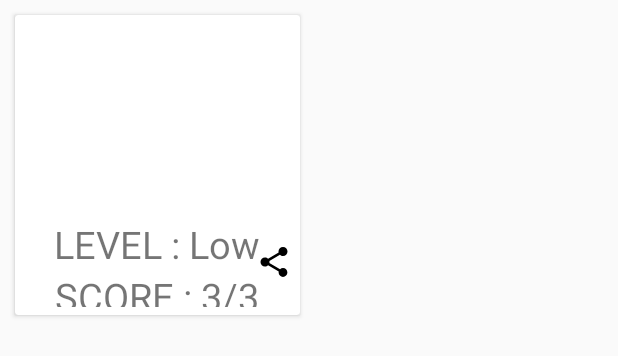
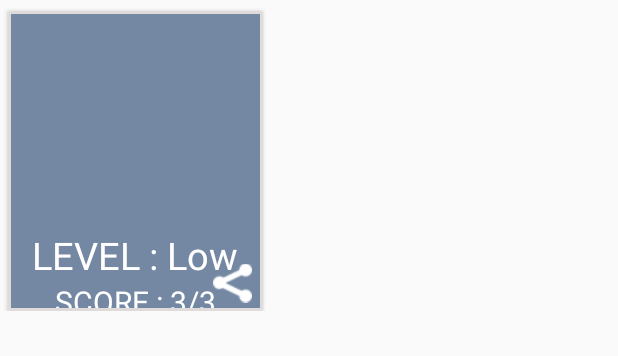
Before and after one commit to wardah9/QuestionsQate, an Android app: the layout card_score_achievements.xml on its own in the app's theme, with its tools: preview values and no code run, on a phone screen of 412 x 824 dp. Shown: the top 356 px of the screen. Run offline under Robolectric (Android 15) with nearby library versions, the light colour scheme and no system bars.

Commit message:
i make changes on achievement class ,xml and add student Profile + working on it :)

```diff
--- a/app/src/main/java/com/questionqate/Score_AchievementsList/Score_Achievements.java
+++ b/app/src/main/java/com/questionqate/Score_AchievementsList/Score_Achievements.java
@@ -5,6 +5,8 @@ import android.content.Intent;
 import android.net.Uri;
 import android.support.v7.app.AppCompatActivity;
 import android.os.Bundle;
+import android.support.v7.widget.DefaultItemAnimator;
+import android.support.v7.widget.GridLayoutManager;
 import android.support.v7.widget.LinearLayoutManager;
 import android.support.v7.widget.RecyclerView;
 import android.util.Log;
@@ -37,10 +39,12 @@ public class Score_Achievements extends AppCompatActivity {
         super.onCreate(savedInstanceState);
         setContentView(R.layout.activity_score__achievements);
 
+        achievements_score_list = findViewById(R.id.achievements_score_list);
 
-        achievements_score_list = findViewById(R.id.achievements_score_list);
-        achievements_score_list.setLayoutManager(getLinearLayoutManager());
-        achievements_score_list.setHasFixedSize(true);
+        RecyclerView.LayoutManager mLayoutManager = new GridLayoutManager(this, 2);
+        achievements_score_list.setLayoutManager(mLayoutManager);
+        achievements_score_list.setItemAnimator(new DefaultItemAnimator());
+//        achievements_score_list.setHasFixedSize(true);
 
 
         ndroidNetworking.post("https://us-central1-questionsqate-9a3d7.cloudfunctions.net/getAchievements")
@@ -61,9 +65,9 @@ public class Score_Achievements extends AppCompatActivity {
 
     }
 
-    private LinearLayoutManager getLinearLayoutManager() {
-        return new LinearLayoutManager(this, LinearLayoutManager.VERTICAL, false);
-    }
+//    private LinearLayoutManager getLinearLayoutManager() {
+//        return new LinearLayoutManager(this, LinearLayoutManager.VERTICAL, false);
+//    }
 
 }
 
@@ -87,7 +91,7 @@ class Score_AchievementsAdapter extends RecyclerView.Adapter<Score_AchievementsA
     public void onBindViewHolder(Score_Achievement_Holder holder, int position) {
 
         try {
-            if (score_achievementsData.getJSONObject(position) != null) {
+            if (score_achievementsData.getJSONObject(position)!= null) {
 
                 String low = "https://firebasestorage.googleapis.com/v0/b/questionsqate-9a3d7.appspot.com/o/trophy%20(4).png?alt=media&token=5286d9a8-9d7b-4079-a251-fb55ed944c55";
                 String medium = "https://firebasestorage.googleapis.com/v0/b/questionsqate-9a3d7.appspot.com/o/trophy%20(6).png?alt=media&token=bda91fab-9285-4541-bd28-0bc3360b6bfc";
@@ -112,9 +116,7 @@ class Score_AchievementsAdapter extends RecyclerView.Adapter<Score_AchievementsA
                     holder.ach_stu_score.setText("SCORE : "+score + "/ 3");
 
 
-                    holder.ach_share.setOnClickListener(new View.OnClickListener() {
-                        @Override
-                        public void onClick(View view) {
+                    holder.ach_share.setOnClickListener(view -> {
                         Uri uri = null;
 
                         switch (level) {
@@ -134,7 +136,6 @@ class Score_AchievementsAdapter extends RecyclerView.Adapter<Score_AchievementsA
                         share.putExtra(Intent.EXTRA_STREAM, uri);
                         share.putExtra(Intent.EXTRA_TEXT, "I got something cool! , i have maximum score On " + level + " level \n check it out on ..");
                         context.startActivity(Intent.createChooser(share, "Share Your Achievement !"));
-                        }
                     });
 
             }
@@ -151,7 +152,7 @@ class Score_AchievementsAdapter extends RecyclerView.Adapter<Score_AchievementsA
     public class Score_Achievement_Holder extends RecyclerView.ViewHolder {
 
         ImageView ach_img;
-        TextView ach_share;
+        ImageView ach_share;
         TextView ach_level_name;
         TextView ach_stu_score;
 
--- a/app/src/main/java/com/questionqate/StudentSlideMenu.java
+++ b/app/src/main/java/com/questionqate/StudentSlideMenu.java
@@ -18,7 +18,6 @@ import com.questionqate.SubjectList_stu.SubjectListAdapter;
 
 public class StudentSlideMenu extends AppCompatActivity
         implements NavigationView.OnNavigationItemSelectedListener {
-
 
     SubjectListAdapter subjecAdapter;
 
@@ -72,7 +71,6 @@ public class StudentSlideMenu extends AppCompatActivity
 
         } else if (id == R.id.nav_profile) {
 
-
         } else if (id == R.id.nav_share) {
             //share ??
 
--- a/app/src/main/res/layout/activity_score__achievements.xml
+++ b/app/src/main/res/layout/activity_score__achievements.xml
@@ -5,6 +5,7 @@
     android:layout_width="match_parent"
     android:layout_height="match_parent"
     android:orientation="vertical"
+    android:background="#7488a3"
     tools:context=".Score_AchievementsList.Score_Achievements">
 
     <android.support.v7.widget.RecyclerView
--- a/app/src/main/res/layout/card_score_achievements.xml
+++ b/app/src/main/res/layout/card_score_achievements.xml
@@ -1,31 +1,41 @@
 <?xml version="1.0" encoding="utf-8"?>
 <LinearLayout xmlns:android="http://schemas.android.com/apk/res/android"
     android:layout_width="match_parent"
-    android:layout_height="match_parent"
+    android:layout_height="wrap_content"
     android:orientation="vertical">
 
     <android.support.v7.widget.CardView
-        android:layout_width="190dp"
+        android:layout_width="170dp"
         android:layout_height="200dp"
-        android:layout_margin="10dp">
+        android:layout_marginLeft="5dp"
+        android:layout_marginTop="7dp">
 
         <LinearLayout
             android:layout_width="match_parent"
             android:layout_height="match_parent"
-            android:layout_margin="5dp"
+            android:background="#dfdbdb"
+            android:orientation="vertical">
+
+            <LinearLayout
+                android:layout_margin="2dp"
+                android:layout_width="match_parent"
+                android:layout_height="match_parent"
+                android:background="#7488a3"
                 android:orientation="vertical">
 
                 <ImageView
                     android:id="@+id/ach_img"
-                android:scaleType="fitXY"
-                android:layout_marginRight="15dp"
-                android:layout_marginLeft="15dp"
                     android:layout_width="match_parent"
-                android:layout_height="130dp" />
+                    android:layout_height="130dp"
+                    android:layout_marginLeft="13dp"
+                    android:layout_marginRight="13dp"
+                    android:layout_marginTop="8dp"
+                    android:scaleType="fitXY" />
 
                 <RelativeLayout
                     android:layout_width="wrap_content"
-                android:layout_height="wrap_content">
+                    android:layout_height="wrap_content"
+                    android:paddingTop="5dp">
 
                     <TextView
                         android:id="@+id/ach_level_name"
@@ -33,28 +43,31 @@
                         android:layout_height="wrap_content"
                         android:gravity="center"
                         android:text="LEVEL : Low"
+                        android:textColor="@android:color/white"
                         android:textSize="25sp" />
 
                     <TextView
-                    android:layout_below="@id/ach_level_name"
                         android:id="@+id/ach_stu_score"
                         android:layout_width="match_parent"
                         android:layout_height="wrap_content"
+                        android:layout_below="@id/ach_level_name"
+                        android:gravity="center"
                         android:text="SCORE : 3/3"
-                    android:gravity="center"
-                    android:textSize="25sp" />
+                        android:textColor="@android:color/white"
+                        android:textSize="20sp" />
 
-                <TextView
+                    <ImageView
                         android:id="@+id/ach_share"
-                    android:layout_width="wrap_content"
+                        android:layout_width="26dp"
                         android:layout_height="wrap_content"
-                    android:layout_alignParentEnd="true"
-                    android:layout_centerInParent="true"
-                    android:drawableStart="@drawable/ic_menu_share" />
+                        android:layout_alignParentRight="true"
+                        android:layout_marginRight="5dp"
+                        android:layout_marginTop="20dp"
+                        android:src="@drawable/share" />
                 </RelativeLayout>
 
             </LinearLayout>
-
+        </LinearLayout>
 
     </android.support.v7.widget.CardView>
 </LinearLayout>
--- a/build.gradle
+++ b/build.gradle
@@ -7,7 +7,7 @@ buildscript {
         google()
     }
     dependencies {
-        classpath 'com.android.tools.build:gradle:3.1.0-alpha03'
+        classpath 'com.android.tools.build:gradle:3.1.0-alpha04'
 
         // NOTE: Do not place your application dependencies here; they belong
         // in the individual module build.gradle files
```
Also changed, not shown: app/src/main/res/drawable/share.png (added), gradle/wrapper/gradle-wrapper.properties. Lines whose indentation alone changed are shown as unchanged.
